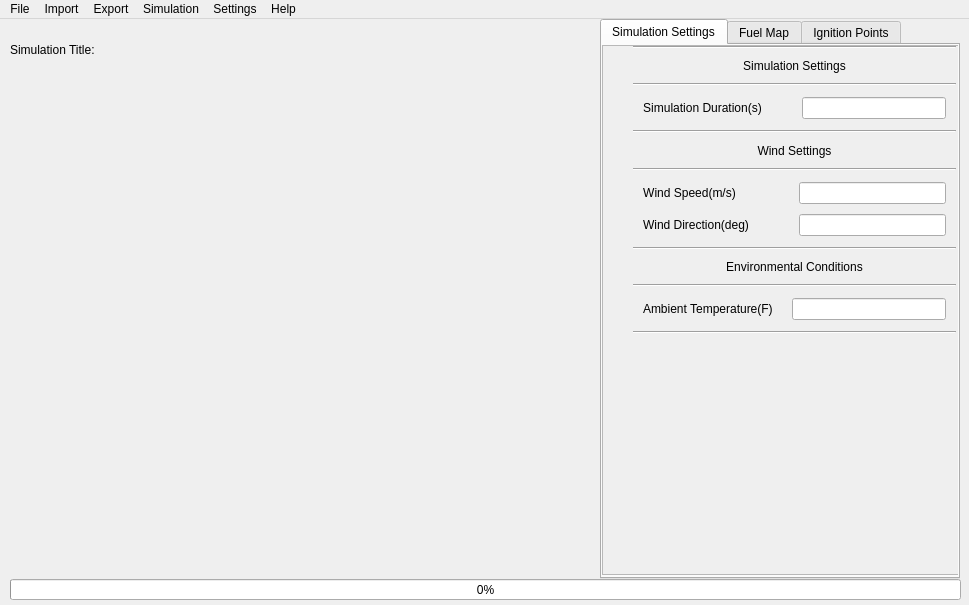
Old version of the form src/qt_files/MainWindow.ui in the repository luckek/FireScapeRx-dev.
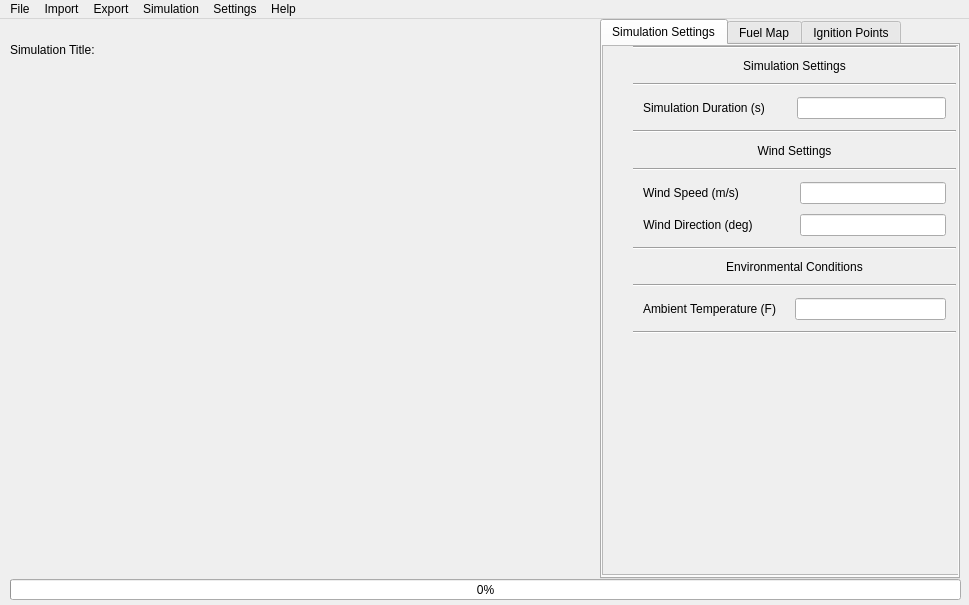
New version of the form.

Diff of the .ui file:
```diff
--- a/src/qt_files/MainWindow.ui
+++ b/src/qt_files/MainWindow.ui
@@ -110,7 +110,7 @@
             <enum>QLayout::SetMaximumSize</enum>
            </property>
            <property name="horizontalSpacing">
-            <number>40</number>
+            <number>32</number>
            </property>
            <property name="leftMargin">
             <number>10</number>
@@ -127,7 +127,7 @@
            <item row="0" column="0">
             <widget class="QLabel" name="sim_duration_label">
              <property name="text">
-              <string>Simulation Duration(s)</string>
+              <string>Simulation Duration (s)</string>
              </property>
              <property name="alignment">
               <set>Qt::AlignCenter</set>
@@ -169,7 +169,7 @@
             <set>Qt::AlignRight|Qt::AlignTop|Qt::AlignTrailing</set>
            </property>
            <property name="horizontalSpacing">
-            <number>50</number>
+            <number>47</number>
            </property>
            <property name="verticalSpacing">
             <number>10</number>
@@ -189,7 +189,7 @@
            <item row="0" column="0">
             <widget class="QLabel" name="wind_speed_label">
              <property name="text">
-              <string>Wind Speed(m/s)</string>
+              <string>Wind Speed (m/s)</string>
              </property>
              <property name="alignment">
               <set>Qt::AlignCenter</set>
@@ -202,7 +202,7 @@
            <item row="1" column="0">
             <widget class="QLabel" name="wind_direction_label">
              <property name="text">
-              <string>Wind Direction(deg)</string>
+              <string>Wind Direction (deg)</string>
              </property>
              <property name="alignment">
               <set>Qt::AlignCenter</set>
@@ -262,7 +262,7 @@
            <item row="0" column="0">
             <widget class="QLabel" name="label_7">
              <property name="text">
-              <string>Ambient Temperature(F) </string>
+              <string>Ambient Temperature (F) </string>
              </property>
             </widget>
            </item>
```
Left out of the diff: 8 changed lines with no effect on the pictures.
